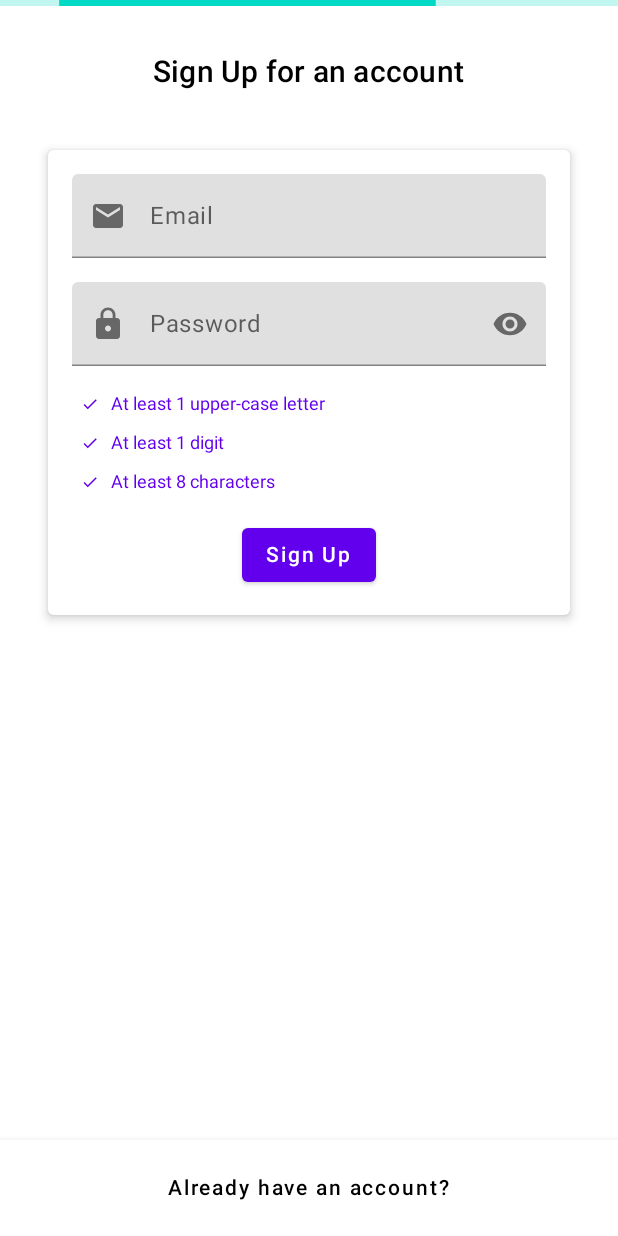
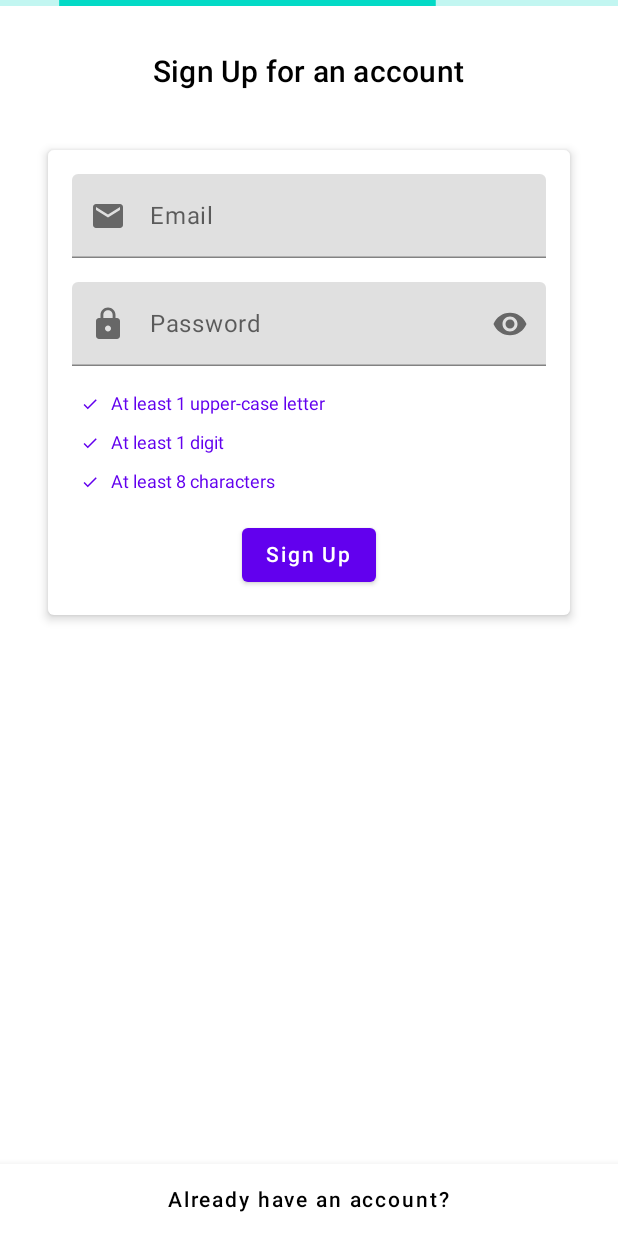
Before and after one commit to alex-amenos/Jetpack, an Android app built with Jetpack Compose: the @Preview function AuthenticationSignUpFormPreview, on a phone screen of 412 x 824 dp. Run offline under Robolectric (Android 15) with nearby library versions, the phone set to English and light mode, and no system bars; missing, so only their content is drawn: CoreTheme.

Commit message:
[feature/authentication] Improvements

```diff
--- a/feature/authentication/src/main/java/com/alxnophis/jetpack/authentication/ui/view/AuthenticationForm.kt
+++ b/feature/authentication/src/main/java/com/alxnophis/jetpack/authentication/ui/view/AuthenticationForm.kt
@@ -348,14 +348,11 @@ fun ToggleAuthenticationMode(
     toggleAuthentication: () -> Unit
 ) {
     Surface(
-        modifier = modifier
-            .padding(top = 16.dp),
+        modifier = modifier,
         elevation = 8.dp
     ) {
         TextButton(
-            modifier = Modifier
-                .background(MaterialTheme.colors.surface)
-                .padding(8.dp),
+            modifier = Modifier.background(MaterialTheme.colors.surface),
             onClick = {
                 toggleAuthentication()
             }
```
